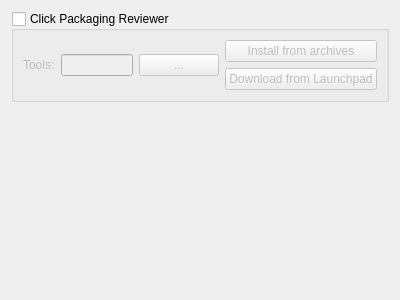
Above: src/ubuntu/ubuntusettingsclickwidget.ui from runelabs/qtcreator-plugin-ubuntu before the change. Below: the same form after it.
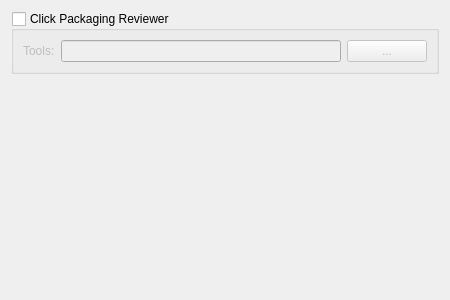
That is the form after the change.

```diff
--- a/src/ubuntu/ubuntusettingsclickwidget.ui
+++ b/src/ubuntu/ubuntusettingsclickwidget.ui
@@ -6,7 +6,7 @@
    <rect>
     <x>0</x>
     <y>0</y>
-    <width>400</width>
+    <width>450</width>
     <height>300</height>
    </rect>
   </property>
@@ -46,24 +46,6 @@
         </property>
        </widget>
       </item>
-      <item>
-       <layout class="QVBoxLayout" name="verticalLayout_2">
-        <item>
-         <widget class="QPushButton" name="pushButton">
-          <property name="text">
-           <string>Install from archives</string>
-          </property>
-         </widget>
-        </item>
-        <item>
-         <widget class="QPushButton" name="pushButton_2">
-          <property name="text">
-           <string>Download from Launchpad</string>
-          </property>
-         </widget>
-        </item>
-       </layout>
-      </item>
      </layout>
     </widget>
    </item>
```
Left out of the diff: 4 changed lines with no effect on the pictures.
